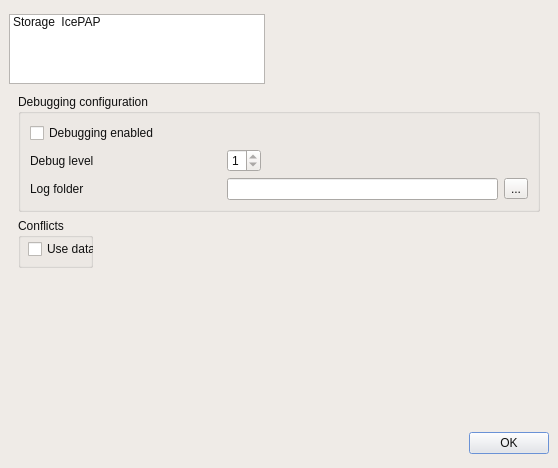
Old version of the form src/ui_icepapcms/qt_designer_files/dialogpreferences.ui in the repository ALBA-Synchrotron/IcepapCMS.
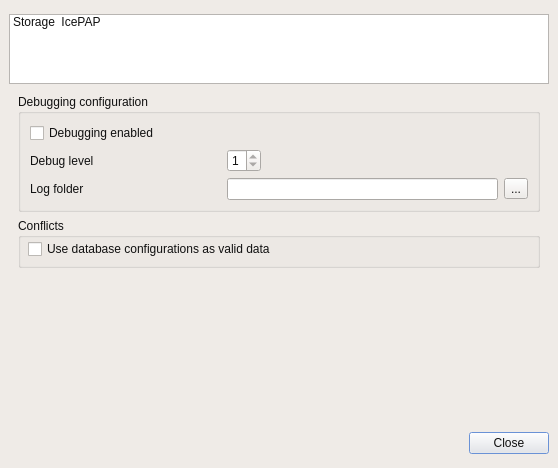
New version of the form. The open tabs and pages were chosen to show the change. Icons and pictures are not drawn.

The edit to the form file:
```diff
--- a/src/ui_icepapcms/qt_designer_files/dialogpreferences.ui
+++ b/src/ui_icepapcms/qt_designer_files/dialogpreferences.ui
@@ -488,7 +488,19 @@
    <property name="margin" >
     <number>9</number>
    </property>
-   <property name="spacing" >
+   <property name="topMargin" >
+    <number>9</number>
+   </property>
+   <property name="rightMargin" >
+    <number>9</number>
+   </property>
+   <property name="bottomMargin" >
+    <number>9</number>
+   </property>
+   <property name="horizontalSpacing" >
+    <number>6</number>
+   </property>
+   <property name="verticalSpacing" >
     <number>6</number>
    </property>
    <item row="1" column="0" >
@@ -818,12 +830,6 @@
      </widget>
      <widget class="QWidget" name="pageIcepap" >
       <layout class="QGridLayout" >
-       <property name="margin" >
-        <number>9</number>
-       </property>
-       <property name="spacing" >
-        <number>6</number>
-       </property>
        <item row="0" column="0" >
         <widget class="QGroupBox" name="groupBox" >
          <property name="title" >
@@ -911,9 +917,7 @@
        <item row="1" column="0" >
         <widget class="QGroupBox" name="groupBox_2" >
          <property name="sizePolicy" >
-          <sizepolicy>
-           <hsizetype>0</hsizetype>
-           <vsizetype>0</vsizetype>
+          <sizepolicy vsizetype="Fixed" hsizetype="Preferred" >
            <horstretch>0</horstretch>
            <verstretch>0</verstretch>
           </sizepolicy>
@@ -962,9 +966,7 @@
    <item row="0" column="0" >
     <widget class="QListWidget" name="listWidget" >
      <property name="sizePolicy" >
-      <sizepolicy>
-       <hsizetype>0</hsizetype>
-       <vsizetype>0</vsizetype>
+      <sizepolicy vsizetype="Fixed" hsizetype="Expanding" >
        <horstretch>0</horstretch>
        <verstretch>0</verstretch>
       </sizepolicy>
@@ -1053,7 +1055,7 @@
      <item>
       <widget class="QPushButton" name="closeButton" >
        <property name="text" >
-        <string>OK</string>
+        <string>Close</string>
        </property>
        <property name="icon" >
         <iconset resource="icepapcms.qrc" >:/icons/IcepapCfg Icons/close.png</iconset>
```
Left out of the diff: 95 changed lines with no effect on the pictures.
